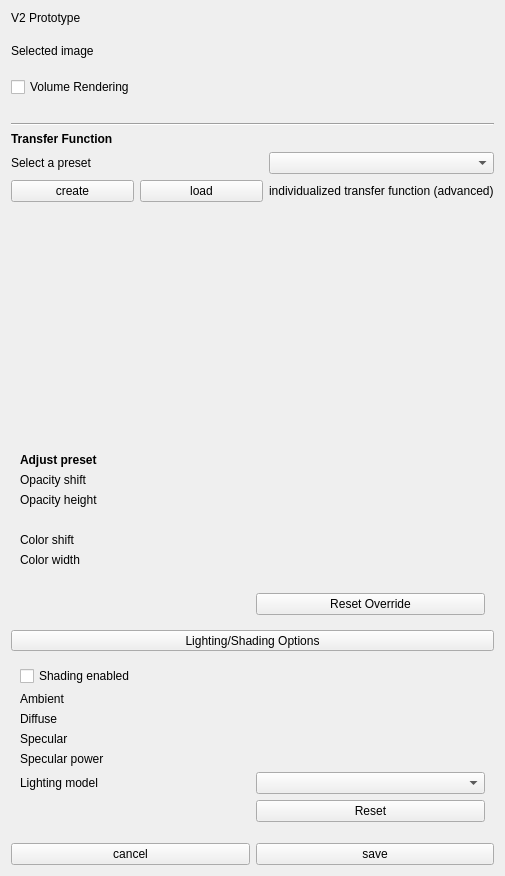
Old version of the form Plugins/org.mitk.gui.qt.volumevisualization_v2/src/internal/QmitkVolumeVisualizationV2View.ui in the repository MITK/MITK.
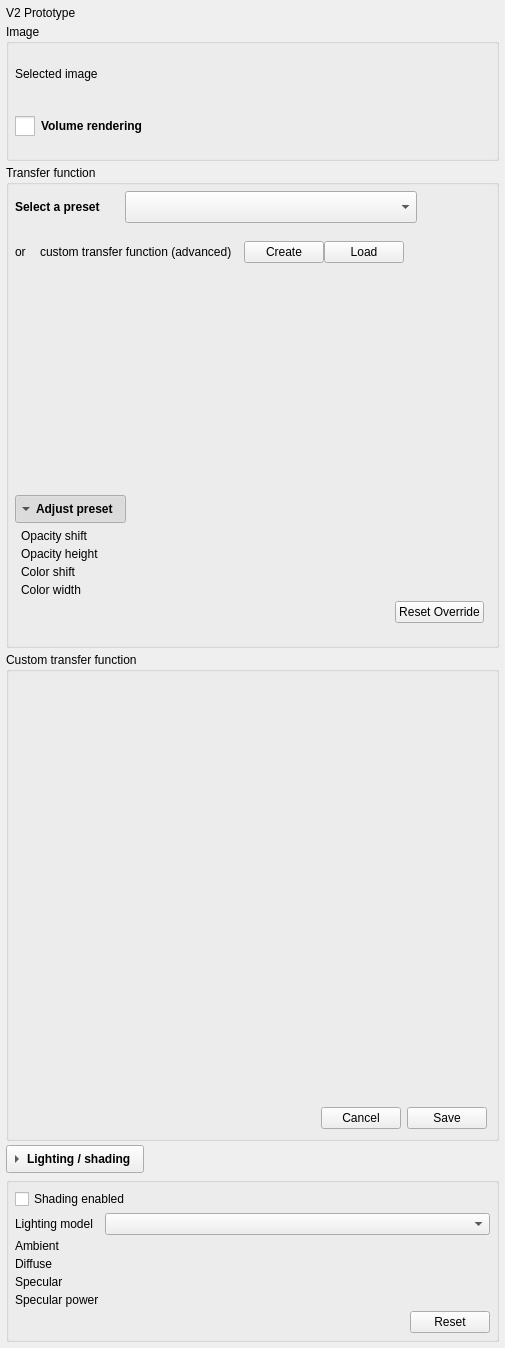
New version of the form. Custom widgets are drawn as their Qt base class.

Commit message: Divide the volume visualization panel into sections

The edit to the form file:
```diff
--- a/Plugins/org.mitk.gui.qt.volumevisualization_v2/src/internal/QmitkVolumeVisualizationV2View.ui
+++ b/Plugins/org.mitk.gui.qt.volumevisualization_v2/src/internal/QmitkVolumeVisualizationV2View.ui
@@ -11,21 +11,22 @@
    </rect>
   </property>
   <layout class="QVBoxLayout" name="verticalLayout">
+   <property name="spacing">
+    <number>4</number>
+   </property>
+   <property name="leftMargin">
+    <number>6</number>
+   </property>
+   <property name="topMargin">
+    <number>6</number>
+   </property>
+   <property name="rightMargin">
+    <number>6</number>
+   </property>
+   <property name="bottomMargin">
+    <number>6</number>
+   </property>
    <item>
-    <layout class="QGridLayout" name="gridLayout" columnstretch="100,0">
-     <item row="6" column="0">
-      <widget class="QLabel" name="headline_presetsection">
-       <property name="font">
-        <font>
-         <bold>true</bold>
-        </font>
-       </property>
-       <property name="text">
-        <string>Transfer Function</string>
-       </property>
-      </widget>
-     </item>
-     <item row="0" column="0">
       <widget class="QLabel" name="headline">
        <property name="font">
         <font>
@@ -37,28 +38,107 @@
        </property>
       </widget>
      </item>
-     <item row="8" column="0">
-      <layout class="QHBoxLayout" name="horizontalLayout">
        <item>
-        <widget class="QPushButton" name="createTfButton">
+    <widget class="QGroupBox" name="imageGroupBox">
+     <property name="sizePolicy">
+      <sizepolicy hsizetype="Preferred" vsizetype="Fixed">
+       <horstretch>0</horstretch>
+       <verstretch>0</verstretch>
+      </sizepolicy>
+     </property>
+     <property name="title">
+      <string>Image</string>
+     </property>
+     <layout class="QGridLayout" name="imageLayout" columnstretch="0,4,1">
+      <property name="leftMargin">
+       <number>6</number>
+      </property>
+      <property name="topMargin">
+       <number>6</number>
+      </property>
+      <property name="rightMargin">
+       <number>6</number>
+      </property>
+      <property name="bottomMargin">
+       <number>18</number>
+      </property>
+      <property name="verticalSpacing">
+       <number>4</number>
+      </property>
+      <item row="0" column="0">
+       <widget class="QLabel" name="volumeSelectionLabel">
+        <property name="sizePolicy">
+         <sizepolicy hsizetype="Fixed" vsizetype="Preferred">
+          <horstretch>0</horstretch>
+          <verstretch>0</verstretch>
+         </sizepolicy>
+        </property>
+        <property name="minimumSize">
+         <size>
+          <width>110</width>
+          <height>0</height>
+         </size>
+        </property>
          <property name="text">
-          <string>create</string>
+         <string>Selected image</string>
          </property>
         </widget>
        </item>
-       <item>
-        <widget class="QPushButton" name="loadTfButton">
-         <property name="text">
-          <string>load</string>
-         </property>
-        </widget>
-       </item>
-      </layout>
-     </item>
-     <item row="3" column="0">
+      <item row="0" column="1">
+       <widget class="QmitkSingleNodeSelectionWidget" name="volumeSelectionWidget" native="true">
+        <property name="sizePolicy">
+         <sizepolicy hsizetype="Preferred" vsizetype="Fixed">
+          <horstretch>0</horstretch>
+          <verstretch>0</verstretch>
+         </sizepolicy>
+        </property>
+        <property name="minimumSize">
+         <size>
+          <width>0</width>
+          <height>48</height>
+         </size>
+        </property>
+        <property name="maximumSize">
+         <size>
+          <width>16777215</width>
+          <height>48</height>
+         </size>
+        </property>
+       </widget>
+      </item>
+      <item row="0" column="2">
+       <spacer name="imageRowSpacer">
+         <property name="orientation">
+          <enum>Qt::Orientation::Horizontal</enum>
+         </property>
+         <property name="sizeHint" stdset="0">
+          <size>
+           <width>40</width>
+           <height>20</height>
+          </size>
+         </property>
+       </spacer>
+      </item>
+      <item row="1" column="0">
+       <spacer name="renderToggleSpacer">
+        <property name="orientation">
+         <enum>Qt::Orientation::Vertical</enum>
+        </property>
+        <property name="sizeType">
+         <enum>QSizePolicy::Policy::Fixed</enum>
+        </property>
+        <property name="sizeHint" stdset="0">
+         <size>
+          <width>20</width>
+          <height>10</height>
+         </size>
+        </property>
+       </spacer>
+      </item>
+      <item row="2" column="0" colspan="3">
       <widget class="QCheckBox" name="enableRenderingCB">
        <property name="sizePolicy">
-        <sizepolicy hsizetype="Preferred" vsizetype="Preferred">
+         <sizepolicy hsizetype="Preferred" vsizetype="Fixed">
          <horstretch>0</horstretch>
          <verstretch>0</verstretch>
         </sizepolicy>
@@ -66,67 +146,120 @@
        <property name="minimumSize">
         <size>
          <width>0</width>
-         <height>0</height>
+          <height>28</height>
         </size>
        </property>
        <property name="font">
         <font>
-         <italic>false</italic>
-         <underline>false</underline>
-         <strikeout>false</strikeout>
-         <fontweight>Medium</fontweight>
-        </font>
-       </property>
+          <bold>true</bold>
+         </font>
+        </property>
+        <property name="styleSheet">
+         <string notr="true">QCheckBox::indicator { width: 20px; height: 20px; }</string>
+        </property>
        <property name="text">
-        <string>Volume Rendering</string>
-       </property>
-       <property name="iconSize">
-        <size>
-         <width>20</width>
-         <height>20</height>
-        </size>
-       </property>
-      </widget>
-     </item>
-     <item row="7" column="0">
+         <string>Volume rendering</string>
+        </property>
+       </widget>
+      </item>
+     </layout>
+    </widget>
+   </item>
+   <item>
+    <widget class="QGroupBox" name="transferFunctionGroupBox">
+     <property name="sizePolicy">
+      <sizepolicy hsizetype="Preferred" vsizetype="Fixed">
+       <horstretch>0</horstretch>
+       <verstretch>0</verstretch>
+      </sizepolicy>
+     </property>
+     <property name="title">
+      <string>Transfer function</string>
+     </property>
+     <layout class="QVBoxLayout" name="transferFunctionLayout">
+      <property name="spacing">
+       <number>0</number>
+      </property>
+      <property name="leftMargin">
+       <number>6</number>
+      </property>
+      <property name="topMargin">
+       <number>6</number>
+      </property>
+      <property name="rightMargin">
+       <number>6</number>
+      </property>
+      <property name="bottomMargin">
+       <number>16</number>
+      </property>
+      <item>
+       <layout class="QHBoxLayout" name="presetRowLayout" stretch="0,4,1">
+        <item>
       <widget class="QLabel" name="presetLabel">
+          <property name="sizePolicy">
+           <sizepolicy hsizetype="Maximum" vsizetype="Preferred">
+            <horstretch>0</horstretch>
+            <verstretch>0</verstretch>
+           </sizepolicy>
+          </property>
+          <property name="font">
+           <font>
+            <bold>true</bold>
+           </font>
+          </property>
+          <property name="sizePolicy">
+           <sizepolicy hsizetype="Fixed" vsizetype="Preferred">
+            <horstretch>0</horstretch>
+            <verstretch>0</verstretch>
+           </sizepolicy>
+          </property>
+          <property name="minimumSize">
+           <size>
+            <width>110</width>
+            <height>0</height>
+           </size>
+          </property>
        <property name="text">
         <string>Select a preset</string>
        </property>
       </widget>
      </item>
-     <item row="2" column="0">
-      <widget class="QLabel" name="volumeSelectionLabel">
-       <property name="text">
-        <string>Selected image</string>
-       </property>
-      </widget>
-     </item>
-     <item row="4" column="0">
-      <spacer name="verticalSpacer_7">
-       <property name="orientation">
-        <enum>Qt::Orientation::Vertical</enum>
-       </property>
-       <property name="sizeType">
-        <enum>QSizePolicy::Policy::Fixed</enum>
-       </property>
-       <property name="sizeHint" stdset="0">
-        <size>
-         <width>20</width>
-         <height>20</height>
-        </size>
-       </property>
-      </spacer>
-     </item>
-     <item row="7" column="1">
+        <item>
       <widget class="QComboBox" name="presetComboBox">
+          <property name="sizePolicy">
+           <sizepolicy hsizetype="Expanding" vsizetype="Fixed">
+            <horstretch>1</horstretch>
+            <verstretch>0</verstretch>
+           </sizepolicy>
+          </property>
+          <property name="minimumSize">
+           <size>
+            <width>0</width>
+            <height>32</height>
+           </size>
+          </property>
        <property name="placeholderText">
         <string>Choose a preset...</string>
        </property>
       </widget>
      </item>
-     <item row="9" column="0">
-      <spacer name="verticalSpacer_6">
+        <item>
+         <spacer name="presetRowSpacer">
+          <property name="orientation">
+           <enum>Qt::Orientation::Horizontal</enum>
+          </property>
+          <property name="sizeHint" stdset="0">
+           <size>
+            <width>40</width>
+            <height>20</height>
+           </size>
+          </property>
+         </spacer>
+        </item>
+       </layout>
+      </item>
+      <item>
+       <spacer name="presetOrSpacerAbove">
        <property name="orientation">
         <enum>Qt::Orientation::Vertical</enum>
        </property>
@@ -136,43 +269,104 @@
        <property name="sizeHint" stdset="0">
         <size>
          <width>20</width>
-         <height>20</height>
+          <height>18</height>
         </size>
        </property>
       </spacer>
      </item>
-     <item row="5" column="0" colspan="2">
-      <widget class="Line" name="line">
+      <item>
+       <layout class="QHBoxLayout" name="horizontalLayout">
+        <item>
+         <widget class="QLabel" name="presetOrLabel">
+          <property name="text">
+           <string>or</string>
+          </property>
+         </widget>
+        </item>
+        <item>
+         <spacer name="presetOrSpacer">
        <property name="orientation">
         <enum>Qt::Orientation::Horizontal</enum>
        </property>
-      </widget>
-     </item>
-     <item row="2" column="1">
-      <widget class="QmitkSingleNodeSelectionWidget" name="volumeSelectionWidget" native="true">
-       <property name="sizePolicy">
-        <sizepolicy hsizetype="Preferred" vsizetype="Minimum">
-         <horstretch>0</horstretch>
-         <verstretch>0</verstretch>
-        </sizepolicy>
-       </property>
-       <property name="minimumSize">
+          <property name="sizeType">
+           <enum>QSizePolicy::Policy::Fixed</enum>
+          </property>
+          <property name="sizeHint" stdset="0">
         <size>
-         <width>0</width>
-         <height>40</height>
-        </size>
-       </property>
-      </widget>
-     </item>
-     <item row="8" column="1">
+            <width>14</width>
+            <height>20</height>
+           </size>
+          </property>
+         </spacer>
+        </item>
+        <item>
       <widget class="QLabel" name="tfAdvancedLabel">
        <property name="text">
-        <string>individualized transfer function (advanced)</string>
+           <string>custom transfer function (advanced)</string>
        </property>
       </widget>
      </item>
-    </layout>
-   </item>
+        <item>
+         <spacer name="horizontalSpacer">
+          <property name="orientation">
+           <enum>Qt::Orientation::Horizontal</enum>
+          </property>
+          <property name="sizeType">
+           <enum>QSizePolicy::Policy::Fixed</enum>
+          </property>
+          <property name="sizeHint" stdset="0">
+           <size>
+            <width>12</width>
+            <height>20</height>
+           </size>
+          </property>
+         </spacer>
+        </item>
+        <item>
+         <widget class="QPushButton" name="createTfButton">
+          <property name="text">
+           <string>Create</string>
+          </property>
+         </widget>
+        </item>
+        <item>
+         <widget class="QPushButton" name="loadTfButton">
+          <property name="text">
+           <string>Load</string>
+          </property>
+         </widget>
+        </item>
+        <item>
+         <spacer name="tfButtonsTrailingSpacer">
+          <property name="orientation">
+           <enum>Qt::Orientation::Horizontal</enum>
+          </property>
+          <property name="sizeHint" stdset="0">
+           <size>
+            <width>40</width>
+            <height>20</height>
+           </size>
+          </property>
+         </spacer>
+        </item>
+       </layout>
+      </item>
+      <item>
+       <spacer name="canvasSpacerAbove">
+        <property name="orientation">
+         <enum>Qt::Orientation::Vertical</enum>
+        </property>
+        <property name="sizeType">
+         <enum>QSizePolicy::Policy::Fixed</enum>
+        </property>
+        <property name="sizeHint" stdset="0">
+         <size>
+          <width>20</width>
+          <height>18</height>
+         </size>
+        </property>
+       </spacer>
+      </item>
    <item>
     <widget class="QmitkCombinedTransferFunctionCanvas" name="combinedTfCanvas" native="true">
      <property name="minimumSize">
@@ -190,16 +384,35 @@
     </widget>
    </item>
    <item>
-    <widget class="QWidget" name="adjustPresetPanel" native="true">
+       <spacer name="canvasSpacerBelow">
+        <property name="orientation">
+         <enum>Qt::Orientation::Vertical</enum>
+        </property>
+        <property name="sizeType">
+         <enum>QSizePolicy::Policy::Fixed</enum>
+        </property>
+        <property name="sizeHint" stdset="0">
+         <size>
+          <width>20</width>
+          <height>14</height>
+         </size>
+        </property>
+       </spacer>
+      </item>
+      <item alignment="Qt::AlignLeft">
+       <widget class="QToolButton" name="adjustPresetExpandButton">
+        <property name="sizePolicy">
+         <sizepolicy hsizetype="Expanding" vsizetype="Fixed">
+          <horstretch>0</horstretch>
+          <verstretch>0</verstretch>
+         </sizepolicy>
+        </property>
      <property name="minimumSize">
       <size>
        <width>0</width>
-       <height>0</height>
-      </size>
-     </property>
-     <layout class="QGridLayout" name="adjustPresetLayout">
-      <item row="1" column="0">
-       <widget class="QLabel" name="adjustPresetLabel">
+          <height>28</height>
+         </size>
+        </property>
         <property name="font">
          <font>
           <bold>true</bold>
@@ -208,128 +421,242 @@
         <property name="text">
          <string>Adjust preset</string>
         </property>
-       </widget>
-      </item>
-      <item row="2" column="1">
-       <widget class="ctkDoubleSlider" name="opacityShiftSlider" native="true"/>
-      </item>
-      <item row="4" column="0">
-       <spacer name="verticalSpacer_3">
-        <property name="orientation">
-         <enum>Qt::Orientation::Vertical</enum>
-        </property>
-        <property name="sizeType">
-         <enum>QSizePolicy::Policy::Fixed</enum>
-        </property>
-        <property name="sizeHint" stdset="0">
+        <property name="iconSize">
          <size>
-          <width>20</width>
-          <height>20</height>
+          <width>16</width>
+          <height>16</height>
          </size>
         </property>
-       </spacer>
-      </item>
-      <item row="5" column="0">
-       <widget class="QLabel" name="colorShiftLabel">
-        <property name="text">
-         <string>Color shift</string>
+        <property name="checkable">
+         <bool>true</bool>
+        </property>
+        <property name="checked">
+         <bool>true</bool>
+        </property>
+        <property name="toolButtonStyle">
+         <enum>Qt::ToolButtonStyle::ToolButtonTextBesideIcon</enum>
+        </property>
+        <property name="arrowType">
+         <enum>Qt::ArrowType::DownArrow</enum>
         </property>
        </widget>
       </item>
-      <item row="6" column="1">
-       <widget class="ctkDoubleSlider" name="colorWidthSlider" native="true"/>
-      </item>
-      <item row="2" column="0">
+      <item>
+       <widget class="QWidget" name="adjustPresetPanel" native="true">
+        <property name="sizePolicy">
+         <sizepolicy hsizetype="Preferred" vsizetype="Fixed">
+          <horstretch>0</horstretch>
+          <verstretch>0</verstretch>
+         </sizepolicy>
+        </property>
+        <layout class="QGridLayout" name="adjustPresetLayout" columnstretch="0,100">
+         <property name="leftMargin">
+          <number>6</number>
+         </property>
+         <property name="topMargin">
+          <number>6</number>
+         </property>
+         <property name="rightMargin">
+          <number>6</number>
+         </property>
+         <property name="bottomMargin">
+          <number>6</number>
+         </property>
+         <property name="verticalSpacing">
+          <number>4</number>
+         </property>
+         <item row="0" column="0">
        <widget class="QLabel" name="opacityShiftLabel">
         <property name="text">
          <string>Opacity shift</string>
         </property>
        </widget>
       </item>
-      <item row="7" column="0">
-       <spacer name="verticalSpacer_4">
-        <property name="orientation">
-         <enum>Qt::Orientation::Vertical</enum>
-        </property>
-        <property name="sizeType">
-         <enum>QSizePolicy::Policy::Fixed</enum>
-        </property>
-        <property name="sizeHint" stdset="0">
-         <size>
-          <width>20</width>
-          <height>20</height>
-         </size>
-        </property>
-       </spacer>
-      </item>
-      <item row="5" column="1">
-       <widget class="ctkDoubleSlider" name="colorShiftSlider" native="true"/>
-      </item>
-      <item row="3" column="0">
-       <widget class="QLabel" name="label_2">
+         <item row="0" column="1">
+          <widget class="ctkDoubleSlider" name="opacityShiftSlider" native="true"/>
+         </item>
+         <item row="1" column="0">
+          <widget class="QLabel" name="opacityHeightLabel">
         <property name="text">
          <string>Opacity height</string>
         </property>
        </widget>
       </item>
-      <item row="3" column="1">
+         <item row="1" column="1">
        <widget class="ctkDoubleSlider" name="opacityHeightSlider" native="true"/>
       </item>
-      <item row="6" column="0">
+         <item row="2" column="0">
+          <widget class="QLabel" name="colorShiftLabel">
+           <property name="text">
+            <string>Color shift</string>
+           </property>
+          </widget>
+         </item>
+         <item row="2" column="1">
+          <widget class="ctkDoubleSlider" name="colorShiftSlider" native="true"/>
+         </item>
+         <item row="3" column="0">
        <widget class="QLabel" name="colorWidthLabel">
         <property name="text">
          <string>Color width</string>
         </property>
        </widget>
       </item>
-      <item row="9" column="1">
+         <item row="3" column="1">
+          <widget class="ctkDoubleSlider" name="colorWidthSlider" native="true"/>
+         </item>
+         <item row="4" column="1">
+          <layout class="QHBoxLayout" name="horizontalLayout_2">
+           <item>
+            <spacer name="horizontalSpacer_2">
+             <property name="orientation">
+              <enum>Qt::Orientation::Horizontal</enum>
+             </property>
+             <property name="sizeHint" stdset="0">
+              <size>
+               <width>40</width>
+               <height>20</height>
+              </size>
+             </property>
+            </spacer>
+           </item>
+           <item>
        <widget class="QPushButton" name="resetTfButton">
         <property name="text">
          <string>Reset Override</string>
         </property>
        </widget>
       </item>
-      <item row="0" column="0">
-       <spacer name="verticalSpacer_5">
+          </layout>
+         </item>
+        </layout>
+       </widget>
+      </item>
+     </layout>
+    </widget>
+   </item>
+   <item>
+    <widget class="QGroupBox" name="advancedTfPanel">
+     <property name="title">
+      <string>Custom transfer function</string>
+     </property>
+     <layout class="QVBoxLayout" name="advancedTfLayout">
+      <item>
+       <widget class="QmitkTransferFunctionWidget" name="tfControlPanelsWidget" native="true">
+        <property name="minimumSize">
+         <size>
+          <width>0</width>
+          <height>420</height>
+         </size>
+        </property>
+        <property name="maximumSize">
+         <size>
+          <width>16777215</width>
+          <height>700</height>
+         </size>
+        </property>
+       </widget>
+      </item>
+      <item>
+       <layout class="QHBoxLayout" name="horizontalLayout_7">
+        <item>
+         <spacer name="horizontalSpacer_4">
         <property name="orientation">
-         <enum>Qt::Orientation::Vertical</enum>
-        </property>
-        <property name="sizeType">
-         <enum>QSizePolicy::Policy::Fixed</enum>
+           <enum>Qt::Orientation::Horizontal</enum>
         </property>
         <property name="sizeHint" stdset="0">
          <size>
-          <width>20</width>
-          <height>10</height>
+            <width>40</width>
+            <height>20</height>
          </size>
         </property>
        </spacer>
       </item>
-     </layout>
+        <item>
+         <widget class="QPushButton" name="cancelTfCreationButton">
+          <property name="text">
+           <string>Cancel</string>
+          </property>
     </widget>
    </item>
    <item>
-    <widget class="ctkExpandButton" name="lightingExpandButton">
+         <widget class="QPushButton" name="saveUserTfButton">
+          <property name="text">
+           <string>Save</string>
+          </property>
+         </widget>
+        </item>
+       </layout>
+      </item>
+     </layout>
+    </widget>
+   </item>
+   <item alignment="Qt::AlignLeft">
+    <widget class="QToolButton" name="lightingExpandButton">
      <property name="sizePolicy">
       <sizepolicy hsizetype="Expanding" vsizetype="Fixed">
        <horstretch>0</horstretch>
        <verstretch>0</verstretch>
       </sizepolicy>
      </property>
+     <property name="minimumSize">
+      <size>
+       <width>0</width>
+       <height>28</height>
+      </size>
+     </property>
+     <property name="font">
+      <font>
+       <bold>true</bold>
+      </font>
+     </property>
      <property name="text">
-      <string>Lighting/Shading Options</string>
+      <string>Lighting / shading</string>
+     </property>
+     <property name="iconSize">
+      <size>
+       <width>16</width>
+       <height>16</height>
+      </size>
+     </property>
+     <property name="checkable">
+      <bool>true</bool>
      </property>
      <property name="toolButtonStyle">
       <enum>Qt::ToolButtonStyle::ToolButtonTextBesideIcon</enum>
      </property>
-     <property name="mirrorOnExpand" stdset="0">
-      <bool>true</bool>
+     <property name="arrowType">
+      <enum>Qt::ArrowType::RightArrow</enum>
      </property>
     </widget>
    </item>
    <item>
-    <widget class="QWidget" name="lightingPanel" native="true">
-     <layout class="QGridLayout" name="shadingLayout">
+    <widget class="QGroupBox" name="lightingPanel">
+     <property name="sizePolicy">
+      <sizepolicy hsizetype="Preferred" vsizetype="Fixed">
+       <horstretch>0</horstretch>
+       <verstretch>0</verstretch>
+      </sizepolicy>
+     </property>
+     <property name="title">
+      <string/>
+     </property>
+     <layout class="QGridLayout" name="shadingLayout" columnstretch="0,100">
+      <property name="leftMargin">
+       <number>6</number>
+      </property>
+      <property name="topMargin">
+       <number>6</number>
+      </property>
+      <property name="rightMargin">
+       <number>6</number>
+      </property>
+      <property name="bottomMargin">
+       <number>6</number>
+      </property>
+      <property name="verticalSpacing">
+       <number>4</number>
+      </property>
       <item row="0" column="0" colspan="2">
        <widget class="QCheckBox" name="shadeCheckBox">
         <property name="text">
@@ -338,60 +665,75 @@
        </widget>
       </item>
       <item row="1" column="0">
+       <widget class="QLabel" name="cinematicLabel">
+        <property name="text">
+         <string>Lighting model</string>
+        </property>
+       </widget>
+      </item>
+      <item row="1" column="1">
+       <widget class="QComboBox" name="cinematicModeComboBox">
+        <property name="toolTip">
+         <string>Headlight: one light at the camera. Nothing casts a visible shadow, since the light reaches everything you can see, but it is the only rig for which the renderer tints ambient light by the tissue's own colour, so the ambient slider fills rather than veils. Key light: an off-axis key with a dimmer opposing fill, tracing short shadow rays through the volume so that contacts and recesses darken; surface shading and its highlight stay on top of that. The rays are kept short on purpose - long ones let one structure cast onto another, which describes the lighting rather than the anatomy. Ambient is held at zero here because with more than one light the renderer adds it as a flat grey; the fill light does that job instead. It costs more per frame in a still image, is switched off while you drag, and relights any surface in the same window.</string>
+        </property>
+       </widget>
+      </item>
+      <item row="2" column="0">
        <widget class="QLabel" name="ambientLabel">
         <property name="text">
          <string>Ambient</string>
         </property>
        </widget>
       </item>
-      <item row="1" column="1">
+      <item row="2" column="1">
        <widget class="ctkSliderWidget" name="ambientSlider" native="true"/>
       </item>
-      <item row="2" column="0">
+      <item row="3" column="0">
        <widget class="QLabel" name="diffuseLabel">
         <property name="text">
          <string>Diffuse</string>
         </property>
        </widget>
       </item>
-      <item row="2" column="1">
+      <item row="3" column="1">
        <widget class="ctkSliderWidget" name="diffuseSlider" native="true"/>
       </item>
-      <item row="3" column="0">
+      <item row="4" column="0">
        <widget class="QLabel" name="specularLabel">
         <property name="text">
          <string>Specular</string>
         </property>
        </widget>
       </item>
-      <item row="3" column="1">
+      <item row="4" column="1">
        <widget class="ctkSliderWidget" name="specularSlider" native="true"/>
       </item>
-      <item row="4" column="0">
+      <item row="5" column="0">
        <widget class="QLabel" name="specularPowerLabel">
         <property name="text">
          <string>Specular power</string>
         </property>
        </widget>
       </item>
-      <item row="4" column="1">
+      <item row="5" column="1">
        <widget class="ctkSliderWidget" name="specularPowerSlider" native="true"/>
       </item>
-      <item row="5" column="0">
-       <widget class="QLabel" name="cinematicLabel">
-        <property name="text">
-         <string>Lighting model</string>
-        </property>
-       </widget>
-      </item>
-      <item row="5" column="1">
-       <widget class="QComboBox" name="cinematicModeComboBox">
-        <property name="toolTip">
-         <string>Headlight: one light at the camera. Nothing casts a visible shadow, since the light reaches everything you can see, but it is the only rig for which the renderer tints ambient light by the tissue's own colour, so the ambient slider fills rather than veils. Key light: an off-axis key with a dimmer opposing fill, tracing short shadow rays through the volume so that contacts and recesses darken; surface shading and its highlight stay on top of that. The rays are kept short on purpose - long ones let one structure cast onto another, which describes the lighting rather than the anatomy. Ambient is held at zero here because with more than one light the renderer adds it as a flat grey; the fill light does that job instead. It costs more per frame in a still image, is switched off while you drag, and relights any surface in the same window.</string>
-        </property>
-       </widget>
-      </item>
       <item row="6" column="1">
+       <layout class="QHBoxLayout" name="horizontalLayout_3">
+        <item>
+         <spacer name="horizontalSpacer_3">
+          <property name="orientation">
+           <enum>Qt::Orientation::Horizontal</enum>
+          </property>
+          <property name="sizeHint" stdset="0">
+           <size>
+            <width>40</width>
+            <height>20</height>
+           </size>
+          </property>
+         </spacer>
+        </item>
+        <item>
        <widget class="QPushButton" name="resetLightingButton">
         <property name="text">
          <string>Reset</string>
@@ -399,35 +741,9 @@
        </widget>
       </item>
      </layout>
-    </widget>
-   </item>
-   <item>
-    <widget class="QmitkTransferFunctionWidget" name="tfControlPanelsWidget" native="true">
-     <property name="maximumSize">
-      <size>
-       <width>16777215</width>
-       <height>500</height>
-      </size>
-     </property>
-    </widget>
-   </item>
-   <item>
-    <layout class="QHBoxLayout" name="horizontalLayout_7">
-     <item>
-      <widget class="QPushButton" name="cancelTfCreationButton">
-       <property name="text">
-        <string>cancel</string>
-       </property>
-      </widget>
-     </item>
-     <item>
-      <widget class="QPushButton" name="saveUserTfButton">
-       <property name="text">
-        <string>save</string>
-       </property>
-      </widget>
-     </item>
-    </layout>
+      </item>
+     </layout>
+    </widget>
    </item>
    <item>
     <spacer name="verticalSpacer">
@@ -469,11 +785,6 @@
    <header location="global">QmitkCombinedTransferFunctionCanvas.h</header>
    <container>1</container>
   </customwidget>
-  <customwidget>
-   <class>ctkExpandButton</class>
-   <extends>QToolButton</extends>
-   <header location="global">ctkExpandButton.h</header>
-  </customwidget>
   <customwidget>
    <class>ctkSliderWidget</class>
    <extends>QWidget</extends>
```
Lines whose indentation alone changed are shown as unchanged. The commit also changes 1 other file.
